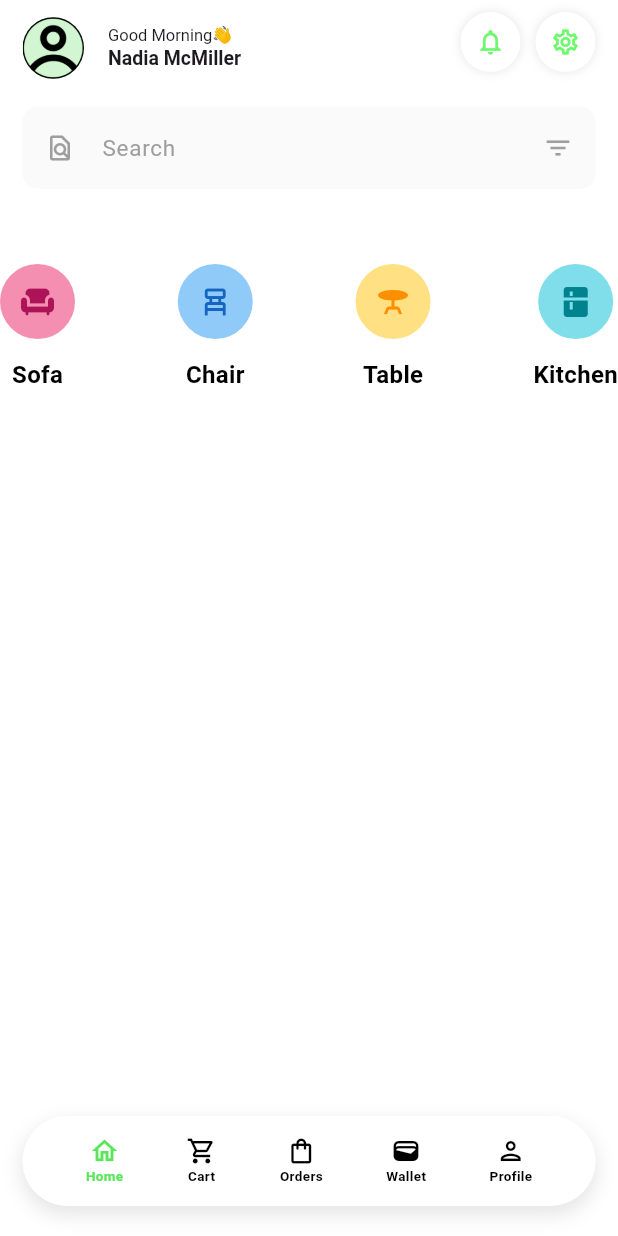
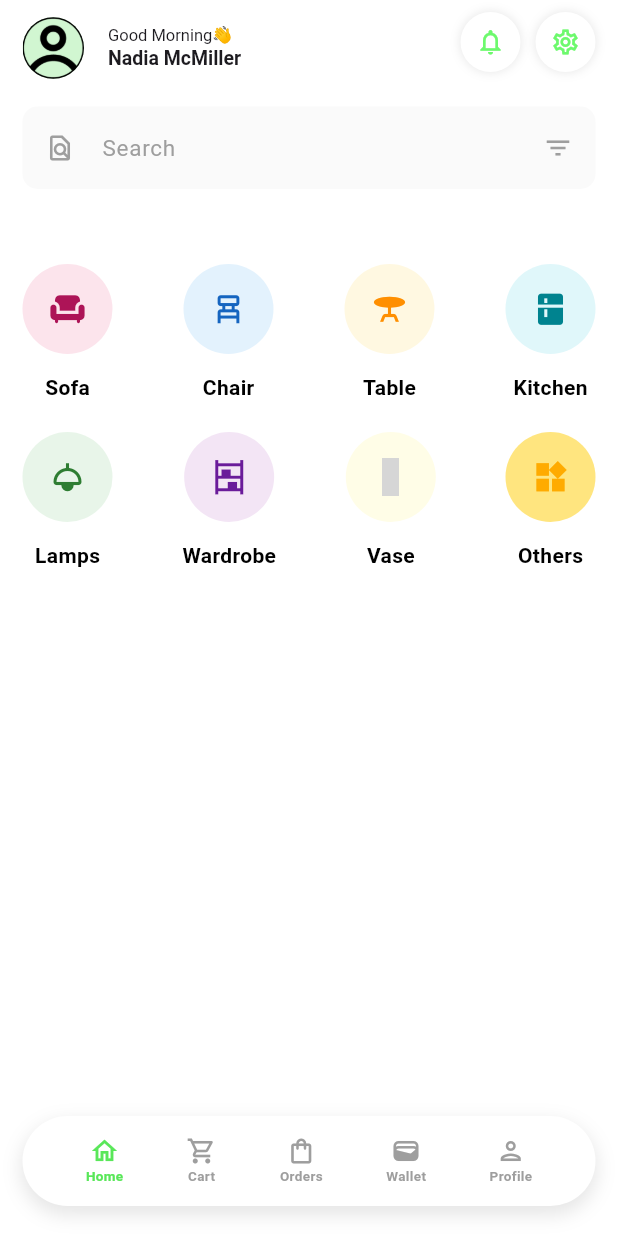
Before and after one commit to AJFX-01/joefloxy, a Flutter app: the screen it shows after launch, on a phone screen of 412 x 824 dp. Run offline on Flutter 3.47's test engine with Material 3 defaults, Android fonts, the light colour scheme and no system bars; statements that could not run were skipped; grey boxes are pictures that could not be loaded.

Commit message:
feat: completed the category

```diff
--- a/lib/screens/home/components/appbar.dart
+++ b/lib/screens/home/components/appbar.dart
@@ -87,9 +87,7 @@ PreferredSizeWidget appHome(
 
 
 Widget searchBar() {
-  return Padding(
-    padding: const EdgeInsets.symmetric(horizontal: 15),
-    child: Container(
+  return Container(
     height: 55,
     margin: const EdgeInsets.only(top: 15),
     decoration: BoxDecoration(
@@ -115,6 +113,5 @@ Widget searchBar() {
         ),
       ),
     ),
-    ),
   );
 }
--- a/lib/screens/home/components/bottom_menu.dart
+++ b/lib/screens/home/components/bottom_menu.dart
@@ -71,7 +71,7 @@ class _BottomMenuState extends State<BottomMenu> {
             size: 20,
             color: activeIndex == index
                 ? AppColor.secondaryColor
-                : AppColor.blackColor,
+                : AppColor.greyColor,
           ),
           Text(title,
               style: TextStyle(
@@ -79,7 +79,7 @@ class _BottomMenuState extends State<BottomMenu> {
                 fontWeight: FontWeight.bold,
                 color: activeIndex == index
                     ? AppColor.secondaryColor
-                    : AppColor.blackColor,
+                    : AppColor.greyColor,
               ))
         ],
       ),
--- a/lib/screens/home/components/categories.dart
+++ b/lib/screens/home/components/categories.dart
@@ -17,17 +17,22 @@ class _CategorySectionState extends State<CategorySection> {
         Row(
           mainAxisAlignment: MainAxisAlignment.spaceBetween,
           children: [
-            category("Sofa", Colors.pink[200], Icons.chair, Colors.pink[800]),
-            category("Chair", Colors.blue[200], Icons.chair_alt, Colors.blue[800]),
-            category("Table", Colors.amber[200], Icons.table_bar, Colors.amber[800]),
-            category("Kitchen", Colors.cyan[200], Icons.kitchen, Colors.cyan[800])
+            category("Sofa", Colors.pink[50], Icons.chair, Colors.pink[800]),
+            category("Chair", Colors.blue[50], Icons.chair_alt, Colors.blue[800]),
+            category("Table", Colors.amber[50], Icons.table_bar, Colors.amber[800]),
+            category("Kitchen", Colors.cyan[50], Icons.kitchen, Colors.cyan[800])
           ],
         ),
        const SizedBox(height: 20,),
-        // Row(
-        //   mainAxisAlignment: MainAxisAlignment.spaceBetween,
-        //   children: [],
-        // )
+        Row(
+          mainAxisAlignment: MainAxisAlignment.spaceBetween,
+          children: [
+            category("Lamps", Colors.green[50], Icons.light, Colors.green[800]),
+            category("Wardrobe", Colors.purple[50], Icons.shelves, Colors.purple[800]),
+            category("Vase", Colors.yellow[50], Icons.leaf, Colors.yellow[800]),
+            category("Others", Colors.amberAccent[100], Icons.widgets, Colors.amberAccent[700])
+          ],
+        )
       ],
     );
   }
@@ -41,16 +46,16 @@ class _CategorySectionState extends State<CategorySection> {
         // crossAxisAlignment: CrossAxisAlignment.start,
         children: [
           Container(
-            height: 50,
-            width: 50,
+            height: 60,
+            width: 60,
             decoration: BoxDecoration(
               shape: BoxShape.circle,
               color: backgroundColor
             ),
-            child: Icon(icon, size: 24, color: iconColor,),
+            child: Icon(icon, size: 25, color: iconColor,),
           ),
           const SizedBox(height: 12),
-          Text(title, style: TextStyle(fontSize: 16, fontWeight: FontWeight.bold, color: AppColor.blackColor)),
+          Text(title, style: TextStyle(fontSize: 14, fontWeight: FontWeight.w600, color: AppColor.blackColor)),
         ],
       ),
     );
--- a/lib/screens/home/home.dart
+++ b/lib/screens/home/home.dart
@@ -18,13 +18,16 @@ class _HomePageState extends State<HomePage> {
       backgroundColor: AppColor.whiteColor,
       appBar: appHome("Good Morning👋", "Nadia McMiller", null),
       body: SingleChildScrollView(
+        child: Padding(
+          padding: const EdgeInsets.symmetric(horizontal: 15.0),
           child: Column(
             crossAxisAlignment: CrossAxisAlignment.center,
             children: [
               searchBar(),
-            SizedBox(height: 50,),
+              const SizedBox(height: 50,),
               const CategorySection()
             ],
+          ),
         ),
       ),
       floatingActionButton: const BottomMenu(),
--- a/lib/utils/constant_utils.dart
+++ b/lib/utils/constant_utils.dart
@@ -12,6 +12,8 @@ class AppColor {
   static Color whiteColor = const Color.fromARGB(255, 255, 255, 255);
   static Color blackColor = Colors.black;
   static Color buttonColor = const Color.fromARGB(102, 131, 253, 131);
+
+  static Color? greyColor = Colors.grey;
 }
 
 const onboarding = [
```
Lines whose indentation alone changed are shown as unchanged.
